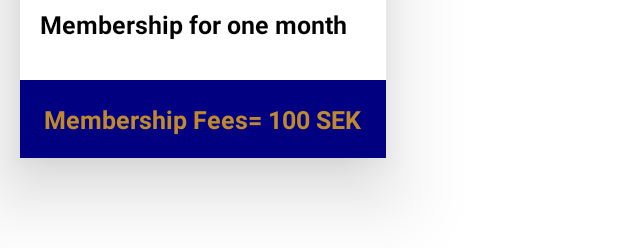
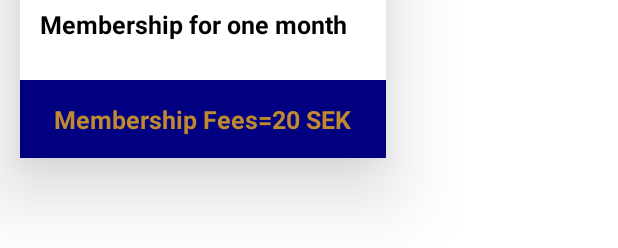
Before and after one commit to sauraeq/cdssaa, an Android app: the layout adapter_membership.xml on its own in the app's theme, with its tools: preview values and no code run, on a phone screen of 412 x 824 dp. Shown: the part 413-661 px from the top of the screen. Run offline under Robolectric (Android 15) with nearby library versions, the phone set to English and light mode, and no system bars.

Commit message:
friday_10_06

```diff
--- a/app/build.gradle
+++ b/app/build.gradle
@@ -15,8 +15,8 @@ android {
         applicationId "com.equalinfotech.coffee"
         minSdkVersion 19
         targetSdkVersion 30
-        versionCode 6
-        versionName "1.6"
+        versionCode 7
+        versionName "1.7"
         multiDexEnabled true
         testInstrumentationRunner "androidx.test.runner.AndroidJUnitRunner"
     }
--- a/app/src/main/res/layout/adapter_membership.xml
+++ b/app/src/main/res/layout/adapter_membership.xml
@@ -126,17 +126,17 @@
         android:layout_width="match_parent"
         android:layout_height="@dimen/_40sdp"
         android:background="@color/nevy">
+
         <TextView
-            android:layout_marginTop="@dimen/_5sdp"
-            android:layout_marginStart="@dimen/_10sdp"
             android:layout_width="wrap_content"
             android:layout_height="wrap_content"
-            android:text="Membership Fees= 100 SEK"
+            android:layout_centerInParent="true"
+            android:layout_marginStart="@dimen/_10sdp"
+            android:layout_marginTop="@dimen/_5sdp"
+            android:text="Membership Fees=20 SEK"
+            android:textColor="@color/purple_200"
+
             android:textSize="@dimen/_13sdp"
-            android:textStyle="bold"
-
-            android:layout_centerInParent="true"
-            android:textColor="@color/purple_200"
-            />
+            android:textStyle="bold" />
     </RelativeLayout>
 </LinearLayout>
```
